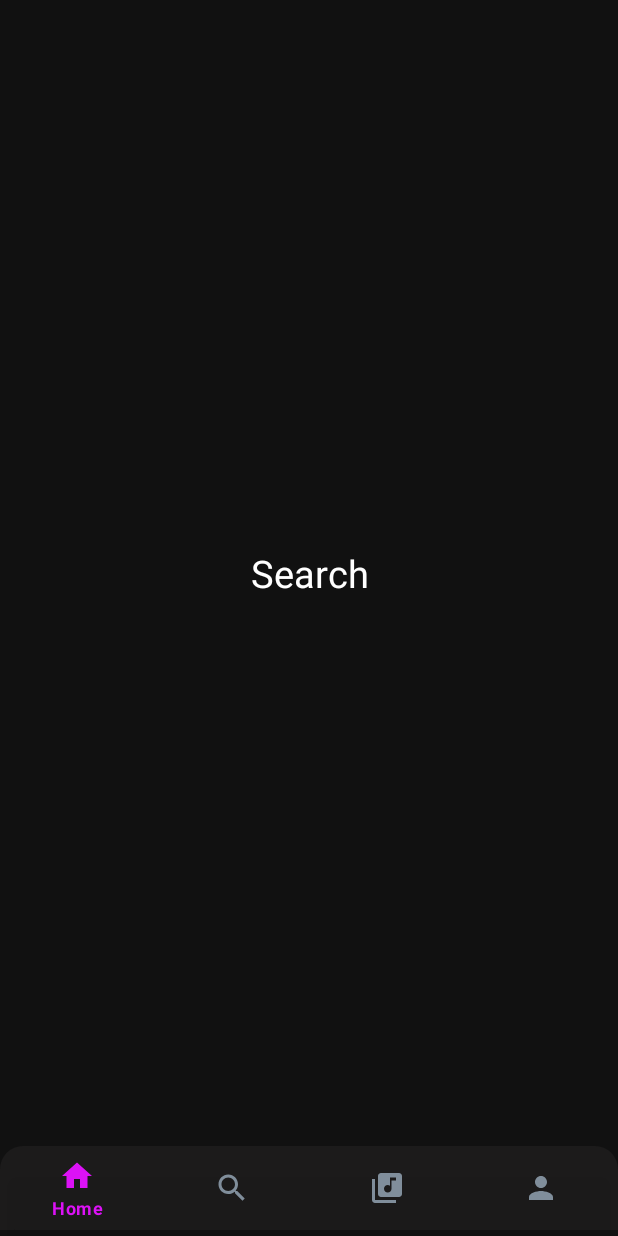
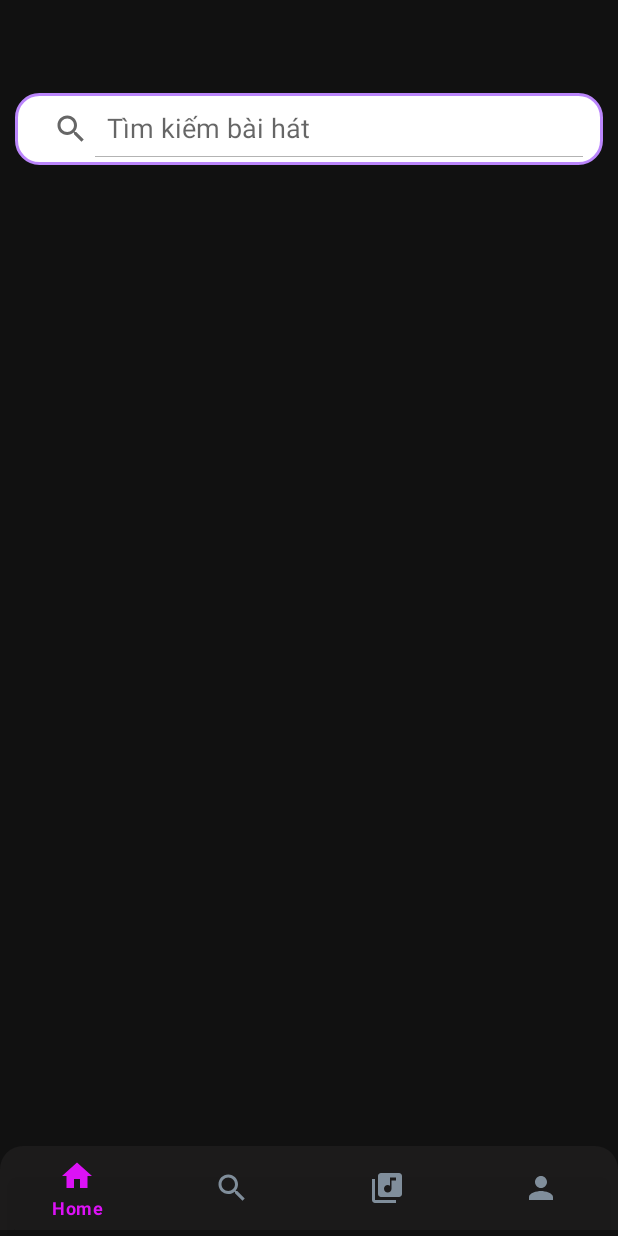
Before and after one commit to truongnnph24742/FireslyMusic_Nhom2, an Android app: the fragment SearchFragment placed in its activity, on a phone screen of 412 x 824 dp. Run offline under Robolectric (Android 15) with nearby library versions, the light colour scheme and no system bars.

Commit message:
Hưng làm phần search

```diff
--- /dev/null
+++ b/app/src/main/res/drawable/custom_search.xml
@@ -0,0 +1,6 @@
+<?xml version="1.0" encoding="utf-8"?>
+<shape xmlns:android="http://schemas.android.com/apk/res/android">
+<corners android:radius="15dp"/>
+    <stroke android:color="@color/purple_200" android:width="2dp"/>
+    <solid android:color="@color/white"/>
+</shape>
--- a/app/src/main/res/layout/fragment_home.xml
+++ b/app/src/main/res/layout/fragment_home.xml
@@ -98,9 +98,5 @@
 
 
     </LinearLayout>
-
-
     </ScrollView>
-
-
 </LinearLayout>
--- a/app/src/main/res/layout/fragment_search.xml
+++ b/app/src/main/res/layout/fragment_search.xml
@@ -1,18 +1,25 @@
 <?xml version="1.0" encoding="utf-8"?>
-<LinearLayout xmlns:android="http://schemas.android.com/apk/res/android"
+<RelativeLayout xmlns:android="http://schemas.android.com/apk/res/android"
     xmlns:tools="http://schemas.android.com/tools"
     android:layout_width="match_parent"
     android:layout_height="match_parent"
+    xmlns:app="http://schemas.android.com/apk/res-auto"
     tools:context=".Fragment.SearchFragment"
     android:orientation="vertical"
     android:background="#f111">
 
-    <TextView
-        android:gravity="center"
+    <androidx.appcompat.widget.SearchView
+        android:id="@+id/search_view"
         android:layout_width="match_parent"
-        android:layout_height="match_parent"
-        android:text="Search"
-        android:textSize="25dp"
-        android:textColor="@color/white"/>
+        android:layout_height="wrap_content"
+        android:layout_margin="10dp"
+        app:queryHint="Tìm kiếm bài hát"
+        android:padding="5dp"
+        android:background="@drawable/custom_search"
+        app:iconifiedByDefault="false"
+        app:searchHintIcon="@color/white"
+        />
 
-</LinearLayout>
+
+
+</RelativeLayout>
```
